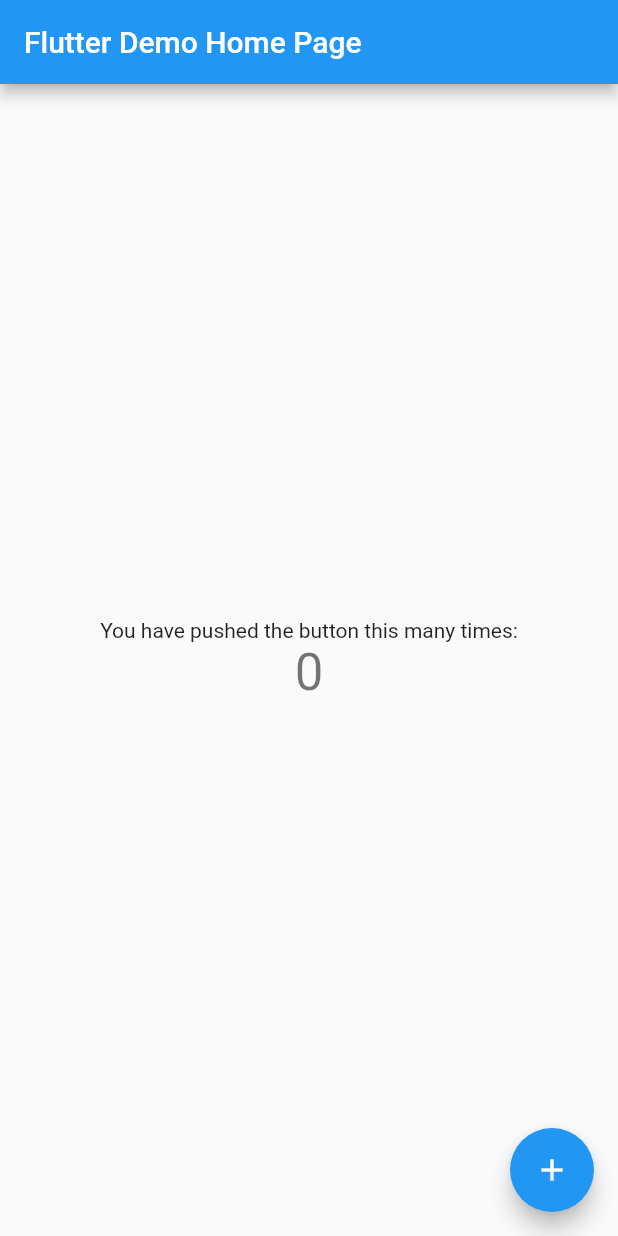
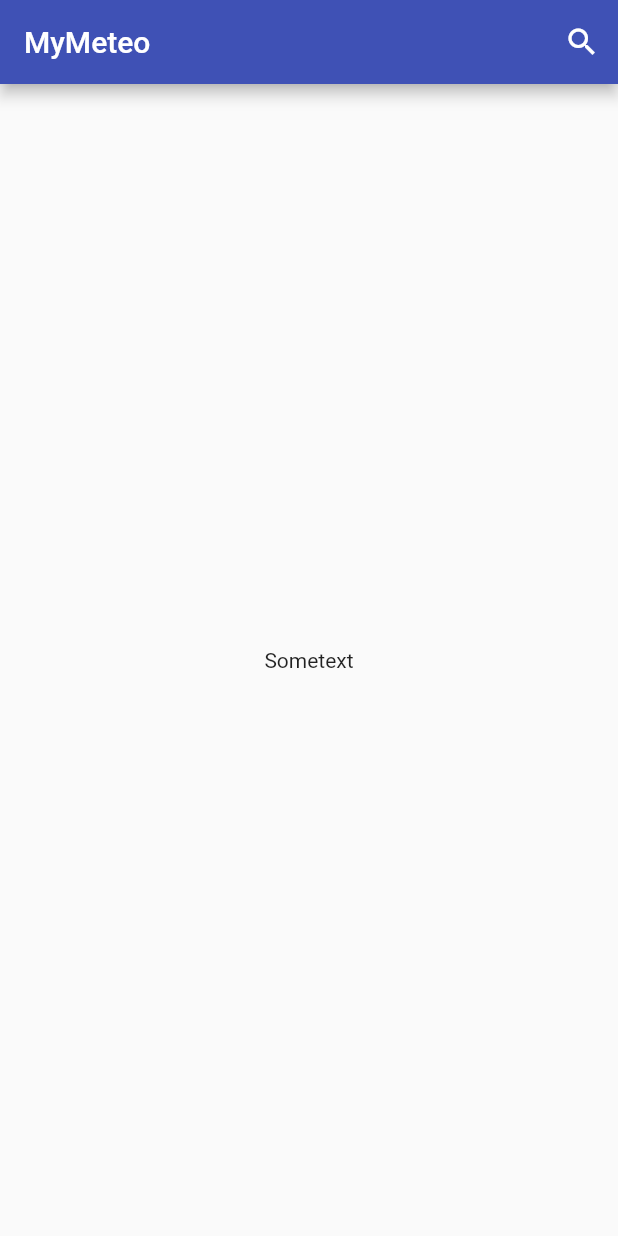
Before and after one commit to Filocava99/MyMeteo, a Flutter app: the screen it shows after launch, on a phone screen of 412 x 824 dp. Run offline on Flutter 3.47's test engine with Material 2 defaults, Android fonts, the phone set to English and light mode, and no system bars.

Commit message:
Created search bar

```diff
--- a/lib/main.dart
+++ b/lib/main.dart
@@ -5,43 +5,21 @@ void main() {
 }
 
 class MyApp extends StatelessWidget {
-  // This widget is the root of your application.
   @override
   Widget build(BuildContext context) {
     return MaterialApp(
       title: 'Flutter Demo',
       theme: ThemeData(
-        // This is the theme of your application.
-        //
-        // Try running your application with "flutter run". You'll see the
-        // application has a blue toolbar. Then, without quitting the app, try
-        // changing the primarySwatch below to Colors.green and then invoke
-        // "hot reload" (press "r" in the console where you ran "flutter run",
-        // or simply save your changes to "hot reload" in a Flutter IDE).
-        // Notice that the counter didn't reset back to zero; the application
-        // is not restarted.
-        primarySwatch: Colors.blue,
-        // This makes the visual density adapt to the platform that you run
-        // the app on. For desktop platforms, the controls will be smaller and
-        // closer together (more dense) than on mobile platforms.
+        primarySwatch: Colors.indigo,
         visualDensity: VisualDensity.adaptivePlatformDensity,
       ),
-      home: MyHomePage(title: 'Flutter Demo Home Page'),
+      home: MyHomePage(title: 'MyMeteo'),
     );
   }
 }
 
 class MyHomePage extends StatefulWidget {
   MyHomePage({Key key, this.title}) : super(key: key);
-
-  // This widget is the home page of your application. It is stateful, meaning
-  // that it has a State object (defined below) that contains fields that affect
-  // how it looks.
-
-  // This class is the configuration for the state. It holds the values (in this
-  // case the title) provided by the parent (in this case the App widget) and
-  // used by the build method of the State. Fields in a Widget subclass are
-  // always marked "final".
 
   final String title;
 
@@ -52,66 +30,76 @@ class MyHomePage extends StatefulWidget {
 class _MyHomePageState extends State<MyHomePage> {
   int _counter = 0;
 
-  void _incrementCounter() {
-    setState(() {
-      // This call to setState tells the Flutter framework that something has
-      // changed in this State, which causes it to rerun the build method below
-      // so that the display can reflect the updated values. If we changed
-      // _counter without calling setState(), then the build method would not be
-      // called again, and so nothing would appear to happen.
-      _counter++;
-    });
-  }
-
   @override
   Widget build(BuildContext context) {
-    // This method is rerun every time setState is called, for instance as done
-    // by the _incrementCounter method above.
-    //
-    // The Flutter framework has been optimized to make rerunning build methods
-    // fast, so that you can just rebuild anything that needs updating rather
-    // than having to individually change instances of widgets.
     return Scaffold(
         appBar: AppBar(
           // Here we take the value from the MyHomePage object that was created by
           // the App.build method, and use it to set our appbar title.
           title: Text(widget.title),
+          actions: <Widget>[
+            IconButton(
+                onPressed: () {
+                  showSearch(context: context, delegate: _Search());
+                },
+                icon: Icon(Icons.search))
+          ],
         ),
         body: Center(
-        // Center is a layout widget. It takes a single child and positions it
-        // in the middle of the parent.
-        child: Column(
-          // Column is also a layout widget. It takes a list of children and
-          // arranges them vertically. By default, it sizes itself to fit its
-          // children horizontally, and tries to be as tall as its parent.
-          //
-          // Invoke "debug painting" (press "p" in the console, choose the
-          // "Toggle Debug Paint" action from the Flutter Inspector in Android
-          // Studio, or the "Toggle Debug Paint" command in Visual Studio Code)
-          // to see the wireframe for each widget.
-          //
-          // Column has various properties to control how it sizes itself and
-          // how it positions its children. Here we use mainAxisAlignment to
-          // center the children vertically; the main axis here is the vertical
-          // axis because Columns are vertical (the cross axis would be
-          // horizontal).
-          mainAxisAlignment: MainAxisAlignment.center,
-          children: <Widget>[
-            Text(
-              'You have pushed the button this many times:',
+          child: Text("Sometext"),
+        ));
+  }
+}
+
+class _Search extends SearchDelegate {
+  @override
+  List<Widget> buildActions(BuildContext context) {
+    return <Widget>[
+      IconButton(
+        icon: Icon(Icons.close),
+        onPressed: () {
+          query = "";
+        },
+      )
+    ];
+  }
+
+  @override
+  Widget buildLeading(BuildContext context) {
+    return IconButton(
+        icon: Icon(Icons.arrow_back),
+        onPressed: () {
+          Navigator.pop(context);
+        });
+  }
+
+  String selectedResult;
+
+  @override
+  Widget buildResults(BuildContext context) {
+    return Container(
+      child: Center(
+        child: Text(selectedResult)
       ),
-            Text(
-              '$_counter',
-              style: Theme.of(context).textTheme.headline4,
-            ),
-          ],
-        ),
-      ),
-      floatingActionButton: FloatingActionButton(
-        onPressed: _incrementCounter,
-        tooltip: 'Increment',
-        child: Icon(Icons.add),
-      ), // This trailing comma makes auto-formatting nicer for build methods.
+    );
+  }
+
+  @override
+  Widget buildSuggestions(BuildContext context) {
+    List<String> list = ["Ravenna", "Cesena", "Roma", "Milano"];
+    List<String> suggestions = List();
+    query.isEmpty ? suggestions = list : suggestions.addAll(list.where((element) => element.startsWith(query)));
+    return ListView.builder(
+      itemCount: suggestions.length,
+        itemBuilder: (context, index) {
+          return ListTile(
+            title: Text(suggestions[index]),
+            onTap: () {
+              selectedResult = suggestions[index];
+              showResults(context);
+            }
+          );
+        },
     );
   }
 }
```
Also changed, not shown: 1 other file. Lines whose indentation alone changed are shown as unchanged.
